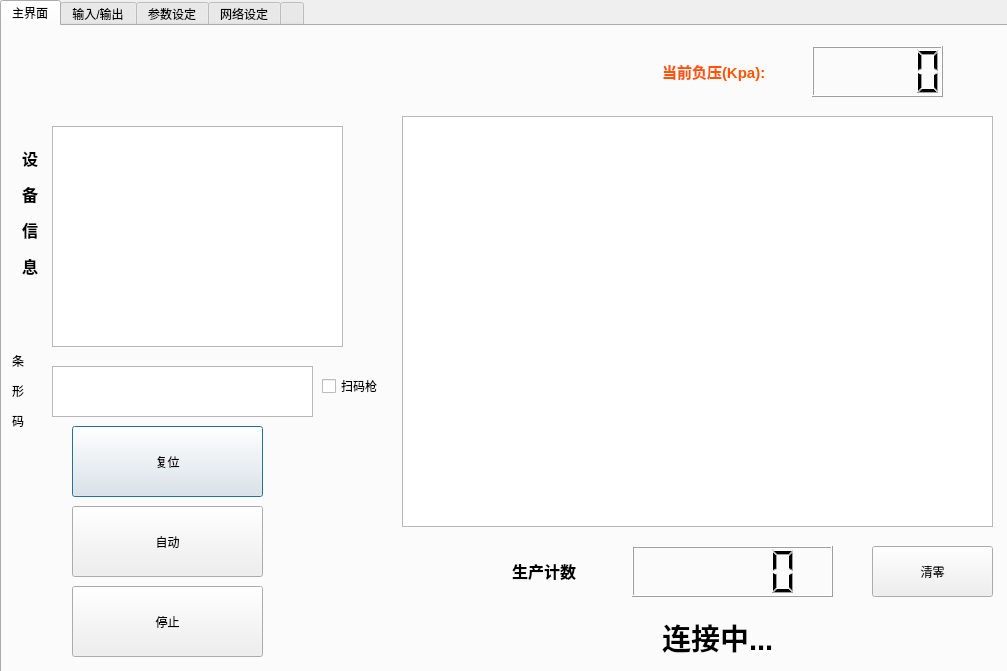
Qt form ui_main.ui (peterpansjtu/HelloWorld) before a commit.
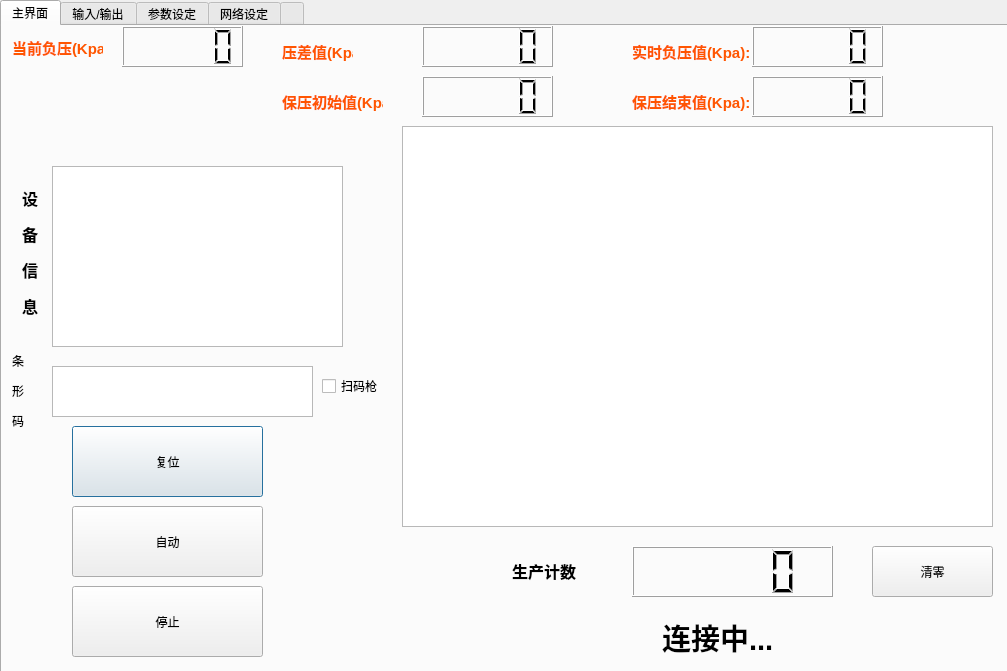
The same form after that commit.

```diff
--- a/ui_main.ui
+++ b/ui_main.ui
@@ -36,19 +36,19 @@
      <property name="geometry">
       <rect>
        <x>400</x>
-       <y>90</y>
+       <y>100</y>
        <width>591</width>
-       <height>411</height>
+       <height>401</height>
       </rect>
      </property>
     </widget>
     <widget class="QLabel" name="label">
      <property name="geometry">
       <rect>
-       <x>660</x>
-       <y>30</y>
-       <width>141</width>
-       <height>31</height>
+       <x>10</x>
+       <y>10</y>
+       <width>91</width>
+       <height>21</height>
       </rect>
      </property>
      <property name="text">
@@ -130,7 +130,7 @@
      <property name="geometry">
       <rect>
        <x>90</x>
-       <y>30</y>
+       <y>80</y>
        <width>151</width>
        <height>51</height>
       </rect>
@@ -143,7 +143,7 @@
      <property name="geometry">
       <rect>
        <x>20</x>
-       <y>120</y>
+       <y>160</y>
        <width>31</width>
        <height>131</height>
       </rect>
@@ -156,19 +156,19 @@
      <property name="geometry">
       <rect>
        <x>50</x>
-       <y>100</y>
+       <y>140</y>
        <width>291</width>
-       <height>221</height>
+       <height>181</height>
       </rect>
      </property>
     </widget>
     <widget class="QLCDNumber" name="current_pressure_lcd">
      <property name="geometry">
       <rect>
-       <x>810</x>
-       <y>20</y>
-       <width>131</width>
-       <height>51</height>
+       <x>120</x>
+       <y>0</y>
+       <width>121</width>
+       <height>41</height>
       </rect>
      </property>
     </widget>
@@ -237,6 +237,110 @@
       <bool>false</bool>
      </property>
     </widget>
+    <widget class="QLCDNumber" name="d524_lcd">
+     <property name="geometry">
+      <rect>
+       <x>750</x>
+       <y>0</y>
+       <width>131</width>
+       <height>41</height>
+      </rect>
+     </property>
+    </widget>
+    <widget class="QLabel" name="lableaasd_4">
+     <property name="geometry">
+      <rect>
+       <x>630</x>
+       <y>10</y>
+       <width>161</width>
+       <height>31</height>
+      </rect>
+     </property>
+     <property name="styleSheet">
+      <string notr="true">font-size:11pt; font-weight:600; color:#ff5500;</string>
+     </property>
+     <property name="text">
+      <string>&lt;html&gt;&lt;head/&gt;&lt;body&gt;&lt;p&gt;&lt;span style=&quot; color:#ff5500;&quot;&gt;实时负压值(Kpa):&lt;/span&gt;&lt;/p&gt;&lt;/body&gt;&lt;/html&gt;</string>
+     </property>
+    </widget>
+    <widget class="QLabel" name="lableaasd">
+     <property name="geometry">
+      <rect>
+       <x>280</x>
+       <y>10</y>
+       <width>71</width>
+       <height>31</height>
+      </rect>
+     </property>
+     <property name="styleSheet">
+      <string notr="true">font-size:11pt; font-weight:600; color:#ff5500;</string>
+     </property>
+     <property name="text">
+      <string>&lt;html&gt;&lt;head/&gt;&lt;body&gt;&lt;p&gt;&lt;span style=&quot; color:#ff5500;&quot;&gt;压差值(Kpa):&lt;/span&gt;&lt;/p&gt;&lt;/body&gt;&lt;/html&gt;</string>
+     </property>
+    </widget>
+    <widget class="QLCDNumber" name="max_pressure_lcd">
+     <property name="geometry">
+      <rect>
+       <x>420</x>
+       <y>0</y>
+       <width>131</width>
+       <height>41</height>
+      </rect>
+     </property>
+    </widget>
+    <widget class="QLCDNumber" name="d538_lcd">
+     <property name="geometry">
+      <rect>
+       <x>420</x>
+       <y>50</y>
+       <width>131</width>
+       <height>41</height>
+      </rect>
+     </property>
+    </widget>
+    <widget class="QLabel" name="lableaasd_3">
+     <property name="geometry">
+      <rect>
+       <x>630</x>
+       <y>60</y>
+       <width>161</width>
+       <height>31</height>
+      </rect>
+     </property>
+     <property name="styleSheet">
+      <string notr="true">font-size:11pt; font-weight:600; color:#ff5500;</string>
+     </property>
+     <property name="text">
+      <string>&lt;html&gt;&lt;head/&gt;&lt;body&gt;&lt;p&gt;&lt;span style=&quot; color:#ff5500;&quot;&gt;保压结束值(Kpa):&lt;/span&gt;&lt;/p&gt;&lt;/body&gt;&lt;/html&gt;</string>
+     </property>
+    </widget>
+    <widget class="QLabel" name="lableaasd_2">
+     <property name="geometry">
+      <rect>
+       <x>280</x>
+       <y>60</y>
+       <width>101</width>
+       <height>31</height>
+      </rect>
+     </property>
+     <property name="styleSheet">
+      <string notr="true">font-size:11pt; font-weight:600; color:#ff5500;</string>
+     </property>
+     <property name="text">
+      <string>&lt;html&gt;&lt;head/&gt;&lt;body&gt;&lt;p&gt;&lt;span style=&quot; color:#ff5500;&quot;&gt;保压初始值(Kpa):&lt;/span&gt;&lt;/p&gt;&lt;/body&gt;&lt;/html&gt;</string>
+     </property>
+    </widget>
+    <widget class="QLCDNumber" name="d540_lcd">
+     <property name="geometry">
+      <rect>
+       <x>750</x>
+       <y>50</y>
+       <width>131</width>
+       <height>41</height>
+      </rect>
+     </property>
+    </widget>
    </widget>
    <widget class="QWidget" name="io_tab">
     <attribute name="title">
@@ -1501,32 +1605,6 @@
     <attribute name="title">
      <string/>
     </attribute>
-    <widget class="QLabel" name="lableaasd">
-     <property name="geometry">
-      <rect>
-       <x>100</x>
-       <y>80</y>
-       <width>141</width>
-       <height>31</height>
-      </rect>
-     </property>
-     <property name="styleSheet">
-      <string notr="true">font-size:11pt; font-weight:600; color:#ff5500;</string>
-     </property>
-     <property name="text">
-      <string>&lt;html&gt;&lt;head/&gt;&lt;body&gt;&lt;p&gt;&lt;span style=&quot; color:#ff5500;&quot;&gt;压差值(Kpa):&lt;/span&gt;&lt;/p&gt;&lt;/body&gt;&lt;/html&gt;</string>
-     </property>
-    </widget>
-    <widget class="QLCDNumber" name="max_pressure_lcd">
-     <property name="geometry">
-      <rect>
-       <x>260</x>
-       <y>70</y>
-       <width>131</width>
-       <height>51</height>
-      </rect>
-     </property>
-    </widget>
     <widget class="QLabel" name="label_67">
      <property name="geometry">
       <rect>
@@ -1650,84 +1728,6 @@
       <string>保存</string>
      </property>
     </widget>
-    <widget class="QLCDNumber" name="d538_lcd">
-     <property name="geometry">
-      <rect>
-       <x>670</x>
-       <y>70</y>
-       <width>131</width>
-       <height>51</height>
-      </rect>
-     </property>
-    </widget>
-    <widget class="QLabel" name="lableaasd_2">
-     <property name="geometry">
-      <rect>
-       <x>490</x>
-       <y>80</y>
-       <width>161</width>
-       <height>31</height>
-      </rect>
-     </property>
-     <property name="styleSheet">
-      <string notr="true">font-size:11pt; font-weight:600; color:#ff5500;</string>
-     </property>
-     <property name="text">
-      <string>&lt;html&gt;&lt;head/&gt;&lt;body&gt;&lt;p&gt;&lt;span style=&quot; color:#ff5500;&quot;&gt;保压初始值(Kpa):&lt;/span&gt;&lt;/p&gt;&lt;/body&gt;&lt;/html&gt;</string>
-     </property>
-    </widget>
-    <widget class="QLCDNumber" name="d540_lcd">
-     <property name="geometry">
-      <rect>
-       <x>670</x>
-       <y>150</y>
-       <width>131</width>
-       <height>51</height>
-      </rect>
-     </property>
-    </widget>
-    <widget class="QLabel" name="lableaasd_3">
-     <property name="geometry">
-      <rect>
-       <x>490</x>
-       <y>160</y>
-       <width>161</width>
-       <height>31</height>
-      </rect>
-     </property>
-     <property name="styleSheet">
-      <string notr="true">font-size:11pt; font-weight:600; color:#ff5500;</string>
-     </property>
-     <property name="text">
-      <string>&lt;html&gt;&lt;head/&gt;&lt;body&gt;&lt;p&gt;&lt;span style=&quot; color:#ff5500;&quot;&gt;保压结束值(Kpa):&lt;/span&gt;&lt;/p&gt;&lt;/body&gt;&lt;/html&gt;</string>
-     </property>
-    </widget>
-    <widget class="QLCDNumber" name="d524_lcd">
-     <property name="geometry">
-      <rect>
-       <x>670</x>
-       <y>230</y>
-       <width>131</width>
-       <height>51</height>
-      </rect>
-     </property>
-    </widget>
-    <widget class="QLabel" name="lableaasd_4">
-     <property name="geometry">
-      <rect>
-       <x>490</x>
-       <y>240</y>
-       <width>161</width>
-       <height>31</height>
-      </rect>
-     </property>
-     <property name="styleSheet">
-      <string notr="true">font-size:11pt; font-weight:600; color:#ff5500;</string>
-     </property>
-     <property name="text">
-      <string>&lt;html&gt;&lt;head/&gt;&lt;body&gt;&lt;p&gt;&lt;span style=&quot; color:#ff5500;&quot;&gt;实时负压值(Kpa):&lt;/span&gt;&lt;/p&gt;&lt;/body&gt;&lt;/html&gt;</string>
-     </property>
-    </widget>
    </widget>
   </widget>
  </widget>
```
